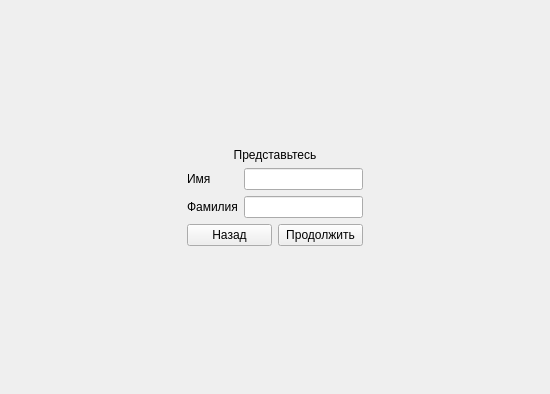
Qt form form.ui (philipscode/Quiz-for-genetic-algorithm-task) before a commit.
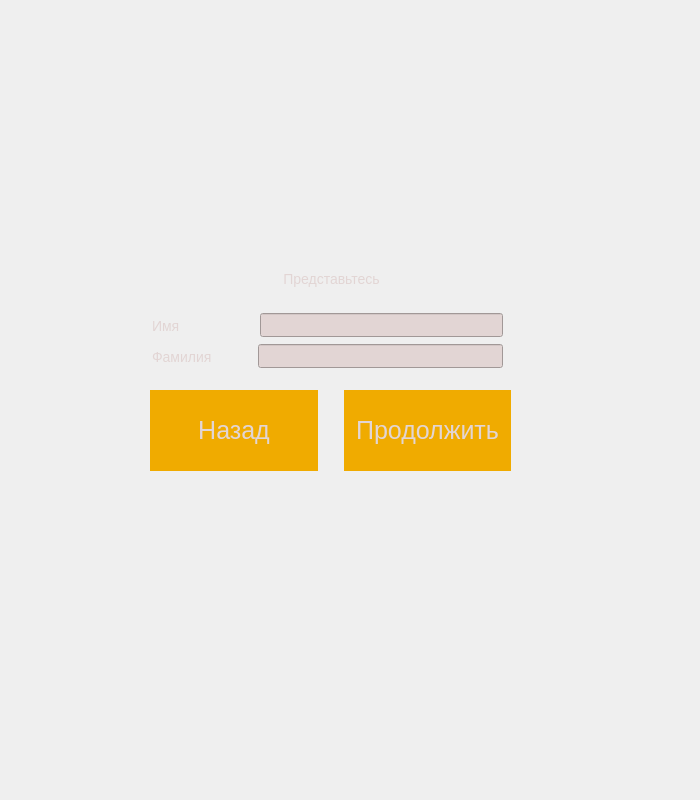
The same form after that commit.

What changed in the file:
```diff
--- a/form.ui
+++ b/form.ui
@@ -6,34 +6,99 @@
    <rect>
     <x>0</x>
     <y>0</y>
-    <width>550</width>
-    <height>394</height>
+    <width>700</width>
+    <height>800</height>
    </rect>
   </property>
   <property name="windowTitle">
    <string>Form</string>
   </property>
-  <layout class="QVBoxLayout" name="verticalLayout_2">
+  <widget class="QWidget" name="">
+   <property name="geometry">
+    <rect>
+     <x>152</x>
+     <y>310</y>
+     <width>351</width>
+     <height>31</height>
+    </rect>
+   </property>
+   <layout class="QHBoxLayout" name="horizontalLayout">
    <item>
-    <spacer name="verticalSpacer">
-     <property name="orientation">
-      <enum>Qt::Vertical</enum>
-     </property>
-     <property name="sizeHint" stdset="0">
-      <size>
-       <width>20</width>
-       <height>122</height>
-      </size>
-     </property>
-    </spacer>
-   </item>
-   <item>
-    <layout class="QHBoxLayout" name="horizontalLayout_2">
+     <widget class="QLabel" name="nameLabel">
+      <property name="styleSheet">
+       <string notr="true">color: rgb(226, 213, 212);
+font-size: 14px;
+font-weight: 300;</string>
+      </property>
+      <property name="text">
+       <string>Имя</string>
+      </property>
+     </widget>
+    </item>
      <item>
       <spacer name="horizontalSpacer">
        <property name="orientation">
         <enum>Qt::Horizontal</enum>
        </property>
+      <property name="sizeType">
+       <enum>QSizePolicy::Preferred</enum>
+      </property>
+      <property name="sizeHint" stdset="0">
+       <size>
+        <width>74</width>
+        <height>20</height>
+       </size>
+      </property>
+     </spacer>
+    </item>
+    <item>
+     <widget class="QLineEdit" name="nameLineEdit">
+      <property name="sizePolicy">
+       <sizepolicy hsizetype="Expanding" vsizetype="Fixed">
+        <horstretch>0</horstretch>
+        <verstretch>0</verstretch>
+       </sizepolicy>
+      </property>
+      <property name="styleSheet">
+       <string notr="true">color: rgb(129, 118, 107);
+background-color: rgb(226, 213, 212);
+font-size: 14px;
+font-weight: 300;</string>
+      </property>
+     </widget>
+    </item>
+   </layout>
+  </widget>
+  <widget class="QWidget" name="">
+   <property name="geometry">
+    <rect>
+     <x>152</x>
+     <y>341</y>
+     <width>351</width>
+     <height>31</height>
+    </rect>
+   </property>
+   <layout class="QHBoxLayout" name="horizontalLayout_2">
+    <item>
+     <widget class="QLabel" name="surnameLabel">
+      <property name="styleSheet">
+       <string notr="true">color: rgb(226, 213, 212);
+font-size: 14px;
+font-weight: 300;</string>
+      </property>
+      <property name="text">
+       <string>Фамилия</string>
+      </property>
+     </widget>
+    </item>
+    <item>
+     <spacer name="horizontalSpacer_2">
+      <property name="orientation">
+       <enum>Qt::Horizontal</enum>
+      </property>
+      <property name="sizeType">
+       <enum>QSizePolicy::Preferred</enum>
+      </property>
        <property name="sizeHint" stdset="0">
         <size>
          <width>40</width>
@@ -43,9 +108,37 @@
       </spacer>
      </item>
      <item>
-      <layout class="QVBoxLayout" name="verticalLayout">
-       <item>
+     <widget class="QLineEdit" name="surnameLineEdit">
+      <property name="sizePolicy">
+       <sizepolicy hsizetype="Expanding" vsizetype="Fixed">
+        <horstretch>0</horstretch>
+        <verstretch>0</verstretch>
+       </sizepolicy>
+      </property>
+      <property name="styleSheet">
+       <string notr="true">color: rgb(129, 118, 107);
+background-color: rgb(226, 213, 212);
+font-size: 14px;
+font-weight: 300;</string>
+      </property>
+     </widget>
+    </item>
+   </layout>
+  </widget>
         <widget class="QLabel" name="headLabel">
+   <property name="geometry">
+    <rect>
+     <x>280</x>
+     <y>270</y>
+     <width>103</width>
+     <height>17</height>
+    </rect>
+   </property>
+   <property name="styleSheet">
+    <string notr="true">color: rgb(226, 213, 212);
+font-size: 14px;
+font-weight: 300;</string>
+   </property>
          <property name="text">
           <string>Представьтесь</string>
          </property>
@@ -53,80 +146,74 @@
           <set>Qt::AlignCenter</set>
          </property>
         </widget>
-       </item>
-       <item>
-        <layout class="QFormLayout" name="formLayout">
-         <item row="0" column="0">
-          <widget class="QLabel" name="nameLabel">
-           <property name="text">
-            <string>Имя</string>
-           </property>
-          </widget>
-         </item>
-         <item row="0" column="1">
-          <widget class="QLineEdit" name="nameLineEdit"/>
-         </item>
-         <item row="1" column="0">
-          <widget class="QLabel" name="surnameLabel">
-           <property name="text">
-            <string>Фамилия</string>
-           </property>
-          </widget>
-         </item>
-         <item row="1" column="1">
-          <widget class="QLineEdit" name="surnameLineEdit"/>
-         </item>
-        </layout>
-       </item>
-       <item>
-        <layout class="QHBoxLayout" name="horizontalLayout">
+  <widget class="QWidget" name="">
+   <property name="geometry">
+    <rect>
+     <x>150</x>
+     <y>390</y>
+     <width>361</width>
+     <height>81</height>
+    </rect>
+   </property>
+   <layout class="QHBoxLayout" name="horizontalLayout_3">
          <item>
           <widget class="QPushButton" name="backButton">
+      <property name="sizePolicy">
+       <sizepolicy hsizetype="Expanding" vsizetype="Preferred">
+        <horstretch>0</horstretch>
+        <verstretch>0</verstretch>
+       </sizepolicy>
+      </property>
+      <property name="styleSheet">
+       <string notr="true">background-color:  rgb(240, 171, 0);
+color: rgb(226, 213, 212);
+font-size: 25px;
+font-weight: 300;
+border: 0px;</string>
+      </property>
            <property name="text">
             <string>Назад</string>
            </property>
           </widget>
          </item>
+    <item>
+     <spacer name="horizontalSpacer_3">
+      <property name="orientation">
+       <enum>Qt::Horizontal</enum>
+      </property>
+      <property name="sizeType">
+       <enum>QSizePolicy::Preferred</enum>
+      </property>
+      <property name="sizeHint" stdset="0">
+       <size>
+        <width>20</width>
+        <height>20</height>
+       </size>
+      </property>
+     </spacer>
+    </item>
          <item>
           <widget class="QPushButton" name="submitButton">
+      <property name="sizePolicy">
+       <sizepolicy hsizetype="Expanding" vsizetype="Preferred">
+        <horstretch>0</horstretch>
+        <verstretch>0</verstretch>
+       </sizepolicy>
+      </property>
+      <property name="styleSheet">
+       <string notr="true">background-color:  rgb(240, 171, 0);
+color: rgb(226, 213, 212);
+font-size: 25px;
+font-weight: 300;
+border: 0px;</string>
+      </property>
            <property name="text">
             <string>Продолжить</string>
            </property>
           </widget>
          </item>
         </layout>
-       </item>
-      </layout>
-     </item>
-     <item>
-      <spacer name="horizontalSpacer_2">
-       <property name="orientation">
-        <enum>Qt::Horizontal</enum>
-       </property>
-       <property name="sizeHint" stdset="0">
-        <size>
-         <width>40</width>
-         <height>20</height>
-        </size>
-       </property>
-      </spacer>
-     </item>
-    </layout>
-   </item>
-   <item>
-    <spacer name="verticalSpacer_2">
-     <property name="orientation">
-      <enum>Qt::Vertical</enum>
-     </property>
-     <property name="sizeHint" stdset="0">
-      <size>
-       <width>20</width>
-       <height>122</height>
-      </size>
-     </property>
-    </spacer>
-   </item>
-  </layout>
+  </widget>
  </widget>
  <resources/>
  <connections/>
```
Lines whose indentation alone changed are shown as unchanged.
